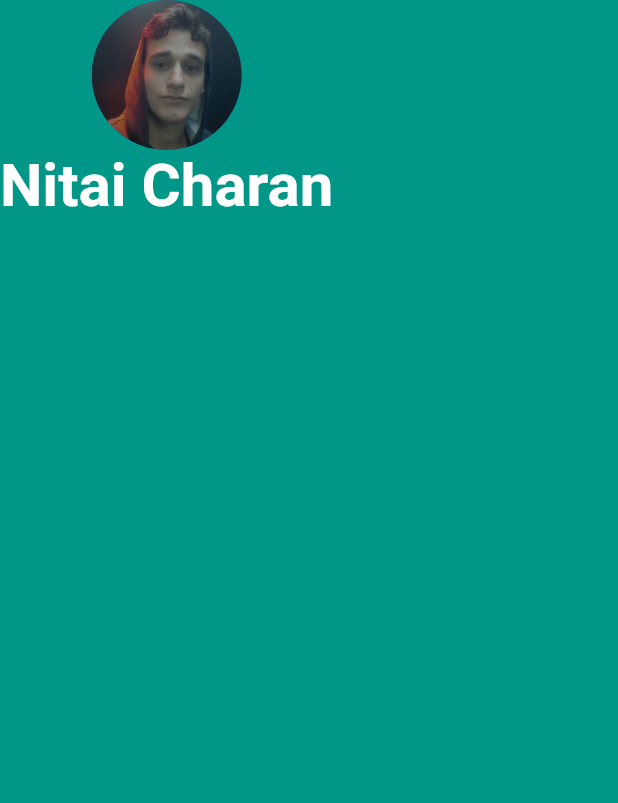
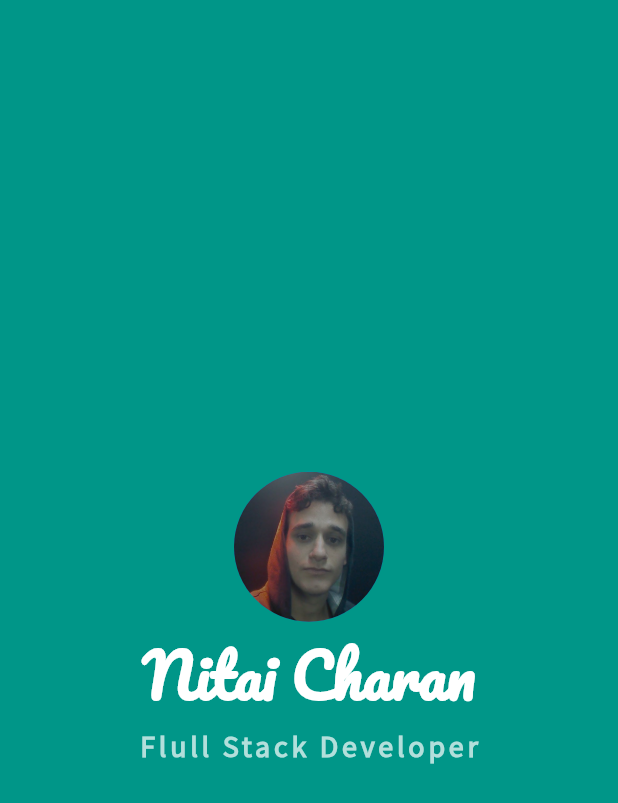
Before and after one commit to nitaicharan/Udemy-TC2020FDBWD3, a Flutter app: the screen it shows after launch, on a phone screen of 412 x 824 dp. Shown: the top 803 px of the screen. Run offline on Flutter 3.47's test engine with Material 2 defaults, Android fonts, the light colour scheme and no system bars; missing offline and left inert: dart:html.

Commit message:
42. Incorporating Custom Fonts in Your Flutter App
- FontWeight

```diff
--- a/lib/main.dart
+++ b/lib/main.dart
@@ -10,7 +10,11 @@ class MyApp extends StatelessWidget {
       home: Scaffold(
         backgroundColor: Colors.teal,
         body: SafeArea(
-          child: Column(children: <Widget>[
+          child: Container(
+            width: double.infinity,
+            child: Column(
+              mainAxisAlignment: MainAxisAlignment.center,
+              children: <Widget>[
                 CircleAvatar(
                   radius: 50.0,
                   backgroundImage: AssetImage('images/profile.jpeg'),
@@ -20,9 +24,22 @@ class MyApp extends StatelessWidget {
                   style: TextStyle(
                       fontSize: 40.0,
                       color: Colors.white,
-                  fontWeight: FontWeight.bold),
+                      fontWeight: FontWeight.bold,
+                      fontFamily: 'Pacifico'),
                 ),
-          ]),
+                Text(
+                  'Flull Stack Developer',
+                  style: TextStyle(
+                    fontFamily: 'Source Sans Pro',
+                    fontSize: 20.0,
+                    color: Colors.teal.shade100,
+                    letterSpacing: 2.5,
+                    fontWeight: FontWeight.bold
+                  ),
+                )
+              ],
+            ),
+          ),
         ),
       ),
     );
```
Also changed, not shown: pubspec.yaml (+7 -32 lines), fonts/Pacifico-Regular.ttf (added), fonts/SourceSansPro-Regular.ttf (added). Lines whose indentation alone changed are shown as unchanged.
